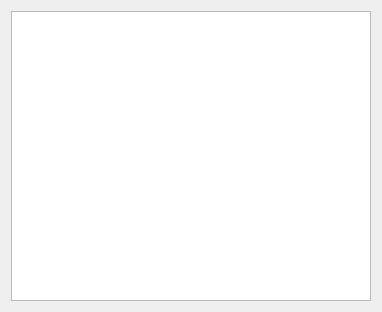
Before: the Qt Designer form TP1/psa.ui in Naza824/TP1, drawn with Qt 5.
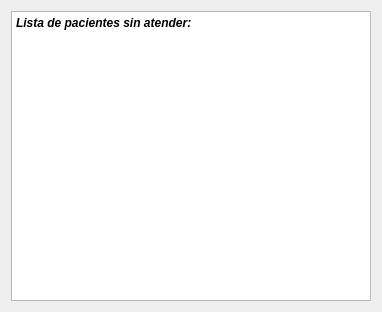
After: the same form once the commit is applied.

The edit to the form file:
```diff
--- a/TP1/psa.ui
+++ b/TP1/psa.ui
@@ -15,7 +15,18 @@
   </property>
   <layout class="QGridLayout" name="gridLayout">
    <item row="0" column="0">
-    <widget class="QTextBrowser" name="ListaPSA"/>
+    <widget class="QTextBrowser" name="ListaPSA">
+     <property name="html">
+      <string>&lt;!DOCTYPE HTML PUBLIC &quot;-//W3C//DTD HTML 4.0//EN&quot; &quot;http://www.w3.org/TR/REC-html40/strict.dtd&quot;&gt;
+&lt;html&gt;&lt;head&gt;&lt;meta name=&quot;qrichtext&quot; content=&quot;1&quot; /&gt;&lt;meta charset=&quot;utf-8&quot; /&gt;&lt;style type=&quot;text/css&quot;&gt;
+p, li { white-space: pre-wrap; }
+hr { height: 1px; border-width: 0; }
+li.unchecked::marker { content: &quot;\2610&quot;; }
+li.checked::marker { content: &quot;\2612&quot;; }
+&lt;/style&gt;&lt;/head&gt;&lt;body style=&quot; font-family:'Segoe UI'; font-size:9pt; font-weight:400; font-style:normal;&quot;&gt;
+&lt;p style=&quot; margin-top:0px; margin-bottom:0px; margin-left:0px; margin-right:0px; -qt-block-indent:0; text-indent:0px;&quot;&gt;&lt;span style=&quot; font-weight:700; font-style:italic;&quot;&gt;Lista de pacientes sin atender:&lt;/span&gt;&lt;/p&gt;&lt;/body&gt;&lt;/html&gt;</string>
+     </property>
+    </widget>
    </item>
   </layout>
  </widget>
```
Left out of the diff: 2 changed lines with no effect on the pictures.
